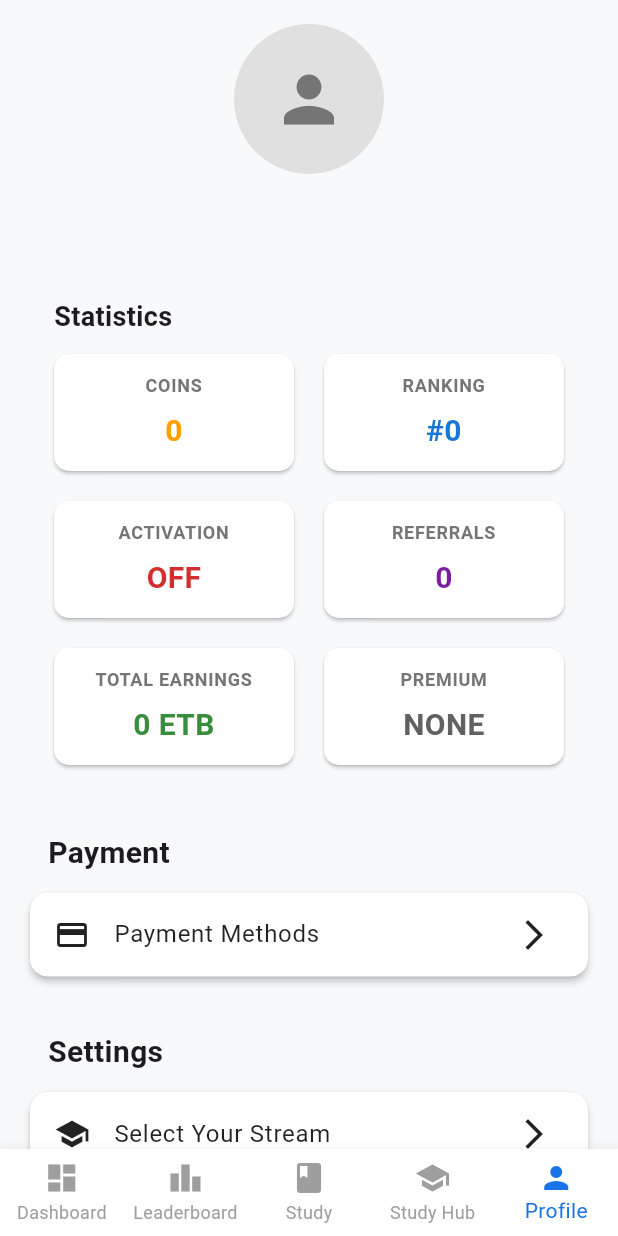
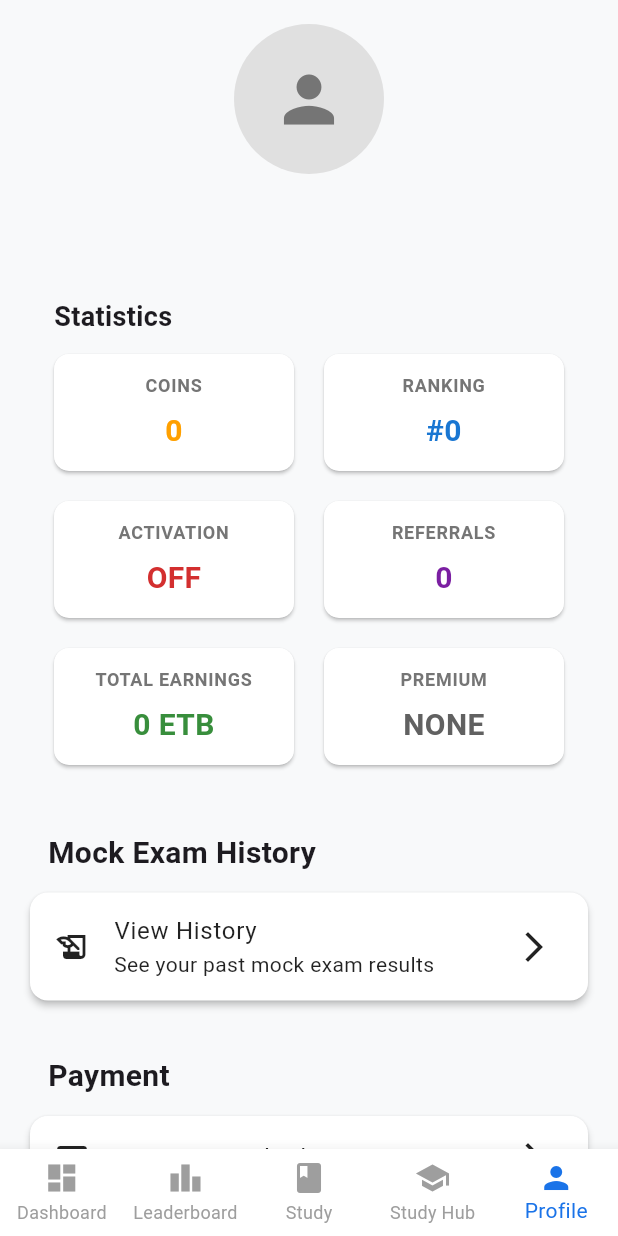
Before and after one commit to leighkun147/MatricMate, a Flutter app: the screen it shows once a user with an empty profile is signed in, on a phone screen of 412 x 824 dp. Run offline on Flutter 3.47's test engine with Material 3 defaults, Android fonts, the phone set to English and light mode, and no system bars; our stand-ins replace cloud_firestore, device_info_plus, firebase_auth, firebase_core, fl_chart, flutter_animate and 4 more; accounts and stored records are empty.

Commit message:
moved the history section above thepayment section

```diff
--- a/lib/screens/profile_screen.dart
+++ b/lib/screens/profile_screen.dart
@@ -137,6 +137,8 @@ class _ProfileScreenState extends State<ProfileScreen> {
                 _buildProfileHeader(),
                 const SizedBox(height: 24),
                 _buildStats(),
+                const SizedBox(height: 24),
+                _buildExamHistoryCard(),
                 const SizedBox(height: 24),
                 _buildPaymentMethodsCard(),
                 const SizedBox(height: 24),
@@ -368,6 +370,43 @@ class _ProfileScreenState extends State<ProfileScreen> {
     );
   }
 
+  Widget _buildExamHistoryCard() {
+    return Column(
+      crossAxisAlignment: CrossAxisAlignment.start,
+      children: [
+        const Padding(
+          padding: EdgeInsets.symmetric(horizontal: 16.0, vertical: 8.0),
+          child: Text(
+            'Mock Exam History',
+            style: TextStyle(
+              fontSize: 20,
+              fontWeight: FontWeight.bold,
+            ),
+          ),
+        ),
+        Card(
+          shape: RoundedRectangleBorder(
+            borderRadius: BorderRadius.circular(12),
+          ),
+          child: ListTile(
+            leading: const Icon(Icons.history_edu),
+            title: const Text('View History'),
+            subtitle: const Text('See your past mock exam results'),
+            trailing: const Icon(Icons.arrow_forward_ios),
+            onTap: () {
+              Navigator.push(
+                context,
+                MaterialPageRoute(
+                  builder: (context) => const ExamHistoryScreen(),
+                ),
+              );
+            },
+          ),
+        ),
+      ],
+    );
+  }
+
   Widget _buildPaymentMethodsCard() {
     return Column(
       crossAxisAlignment: CrossAxisAlignment.start,
@@ -559,20 +598,6 @@ class _ProfileScreenState extends State<ProfileScreen> {
               ),
               const Divider(height: 1),
               ListTile(
-                leading: const Icon(Icons.history_edu),
-                title: const Text('Mock Exam History'),
-                trailing: const Icon(Icons.arrow_forward_ios),
-                onTap: () {
-                  Navigator.push(
-                    context,
-                    MaterialPageRoute(
-                      builder: (context) => const ExamHistoryScreen(),
-                    ),
-                  );
-                },
-              ),
-              const Divider(height: 1),
-              ListTile(
                 leading: const Icon(Icons.help),
                 title: const Text('Help & Support'),
                 trailing: const Icon(Icons.arrow_forward_ios),
```
